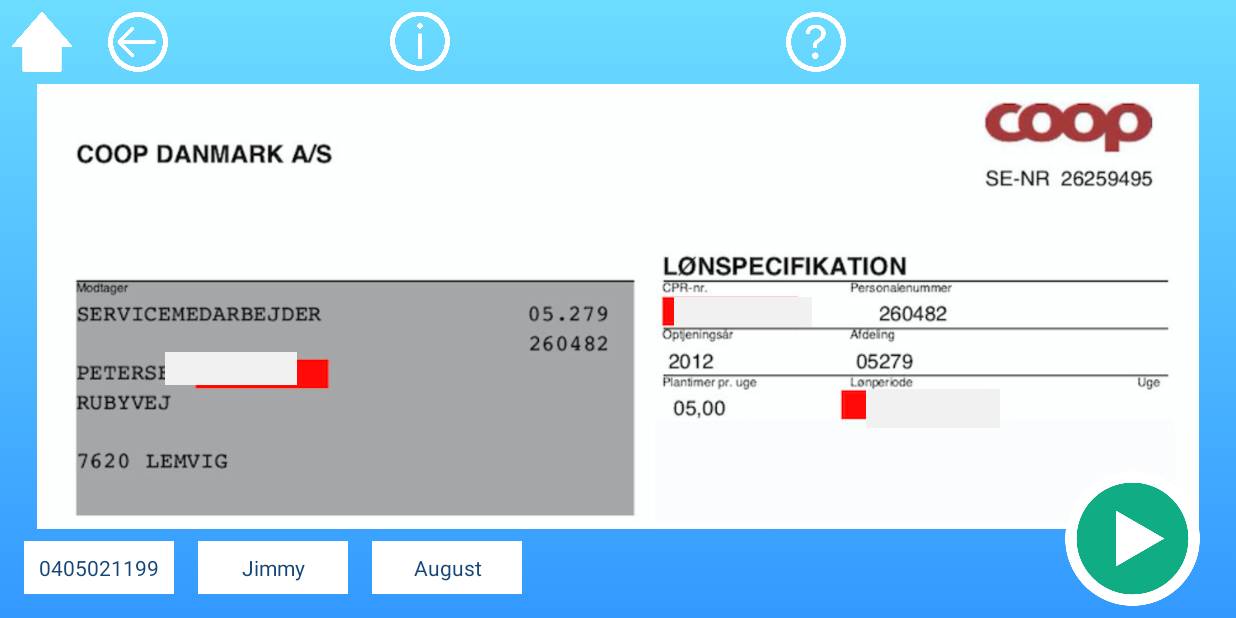
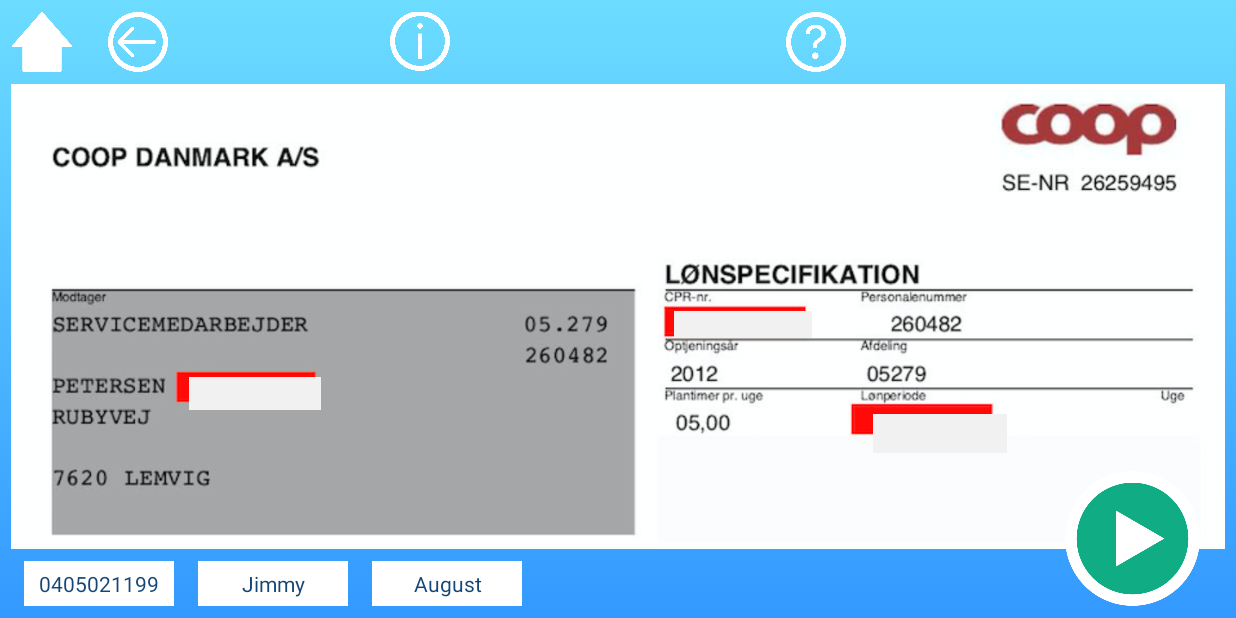
Before and after one commit to TorAP/PaySlipApplication, an Android app: the SupplementCase screen opened directly, with no data from a screen before it, on a phone screen of 824 x 412 dp (held sideways). Run offline under Robolectric (Android 15) with nearby library versions, the phone set to English and light mode, and no system bars; Roboto replaces fonts that are not available here.

Commit message:
fixed textboxes

```diff
--- a/app/src/main/res/layout/activity_supplement_case.xml
+++ b/app/src/main/res/layout/activity_supplement_case.xml
@@ -9,13 +9,12 @@
 
     <ImageView
         android:id="@+id/imageView"
-        android:layout_width="wrap_content"
+        android:layout_width="0dp"
         android:layout_height="0dp"
         android:layout_marginTop="8dp"
         android:layout_marginBottom="8dp"
         app:layout_constraintBottom_toTopOf="@+id/dragMonth"
         app:layout_constraintEnd_toEndOf="parent"
-        app:layout_constraintHorizontal_bias="0.0"
         app:layout_constraintStart_toStartOf="parent"
         app:layout_constraintTop_toBottomOf="@+id/infoButton"
         app:srcCompat="@drawable/payslipone" />
@@ -23,66 +22,61 @@
     <TextView
         android:id="@+id/dropCpr"
         android:layout_width="92dp"
-        android:layout_height="20dp"
-        android:layout_marginStart="8dp"
-        android:layout_marginTop="3dp"
-        android:layout_marginEnd="8dp"
+        android:layout_height="18dp"
+        android:layout_marginTop="8dp"
+        android:layout_marginBottom="8dp"
         android:background="@color/colorLightGrey"
         android:gravity="center"
         android:textAlignment="center"
         android:textColor="@color/colorPrimary"
-        app:layout_constraintBottom_toBottomOf="@+id/imageView"
-        app:layout_constraintEnd_toEndOf="parent"
-        app:layout_constraintHorizontal_bias="0.616"
-        app:layout_constraintStart_toStartOf="parent"
-        app:layout_constraintTop_toTopOf="@+id/imageView"
-        app:layout_constraintVertical_bias="0.507" />
+        app:layout_constraintBottom_toTopOf="@+id/dragMonth"
+        app:layout_constraintEnd_toEndOf="@+id/imageView"
+        app:layout_constraintHorizontal_bias="0.614"
+        app:layout_constraintStart_toStartOf="@+id/imageView"
+        app:layout_constraintTop_toBottomOf="@+id/introButton"
+        app:layout_constraintVertical_bias="0.518" />
 
 
     <TextView
         android:id="@+id/dropName"
         android:layout_width="88dp"
         android:layout_height="22dp"
-        android:layout_marginStart="8dp"
         android:layout_marginTop="8dp"
-        android:layout_marginEnd="8dp"
-        android:layout_marginBottom="7dp"
+        android:layout_marginBottom="8dp"
         android:background="@color/colorLightGrey"
         android:gravity="center"
         android:textAlignment="center"
         android:textColor="@color/colorPrimary"
-        app:layout_constraintBottom_toBottomOf="@+id/imageView"
-        app:layout_constraintEnd_toEndOf="parent"
-        app:layout_constraintHorizontal_bias="0.142"
+        app:layout_constraintBottom_toTopOf="@+id/dragMonth"
+        app:layout_constraintEnd_toEndOf="@+id/imageView"
+        app:layout_constraintHorizontal_bias="0.171"
         app:layout_constraintStart_toStartOf="@+id/imageView"
-        app:layout_constraintTop_toTopOf="@+id/imageView"
-        app:layout_constraintVertical_bias="0.657" />
+        app:layout_constraintTop_toBottomOf="@+id/infoButton"
+        app:layout_constraintVertical_bias="0.679" />
 
     <TextView
         android:id="@+id/dropMonth"
         android:layout_width="89dp"
         android:layout_height="26dp"
-        android:layout_marginStart="8dp"
-        android:layout_marginTop="26dp"
-        android:layout_marginEnd="8dp"
+        android:layout_marginTop="8dp"
         android:layout_marginBottom="8dp"
         android:background="@color/colorLightGrey"
         android:gravity="center"
         android:textAlignment="center"
         android:textColor="@color/colorPrimary"
-        app:layout_constraintBottom_toBottomOf="@+id/imageView"
-        app:layout_constraintEnd_toEndOf="parent"
+        app:layout_constraintBottom_toTopOf="@+id/dragMonth"
+        app:layout_constraintEnd_toEndOf="@+id/imageView"
         app:layout_constraintHorizontal_bias="0.792"
-        app:layout_constraintStart_toStartOf="parent"
-        app:layout_constraintTop_toTopOf="@+id/imageView"
-        app:layout_constraintVertical_bias="0.75" />
+        app:layout_constraintStart_toStartOf="@+id/imageView"
+        app:layout_constraintTop_toBottomOf="@+id/introButton"
+        app:layout_constraintVertical_bias="0.775" />
 
     <TextView
         android:id="@+id/dragName"
         android:layout_width="100dp"
-        android:layout_height="35dp"
+        android:layout_height="30dp"
         android:layout_marginStart="16dp"
-        android:layout_marginBottom="16dp"
+        android:layout_marginBottom="8dp"
         android:background="#FFF"
         android:gravity="center"
         android:shadowColor="@color/colorPrimary"
@@ -98,7 +92,7 @@
     <TextView
         android:id="@+id/dragCpr"
         android:layout_width="100dp"
-        android:layout_height="35dp"
+        android:layout_height="30dp"
         android:layout_marginStart="16dp"
         android:background="#FFF"
         android:gravity="center"
@@ -111,7 +105,7 @@
     <TextView
         android:id="@+id/dragMonth"
         android:layout_width="100dp"
-        android:layout_height="35dp"
+        android:layout_height="30dp"
         android:layout_marginStart="16dp"
         android:background="#FFF"
         android:gravity="center"
```
Also changed, not shown: app/src/main/res/layout/activity_supplement_case_part2.xml (+13 -14 lines), app/src/main/res/layout/activity_supplement_case_part3.xml (+5 -5 lines).
